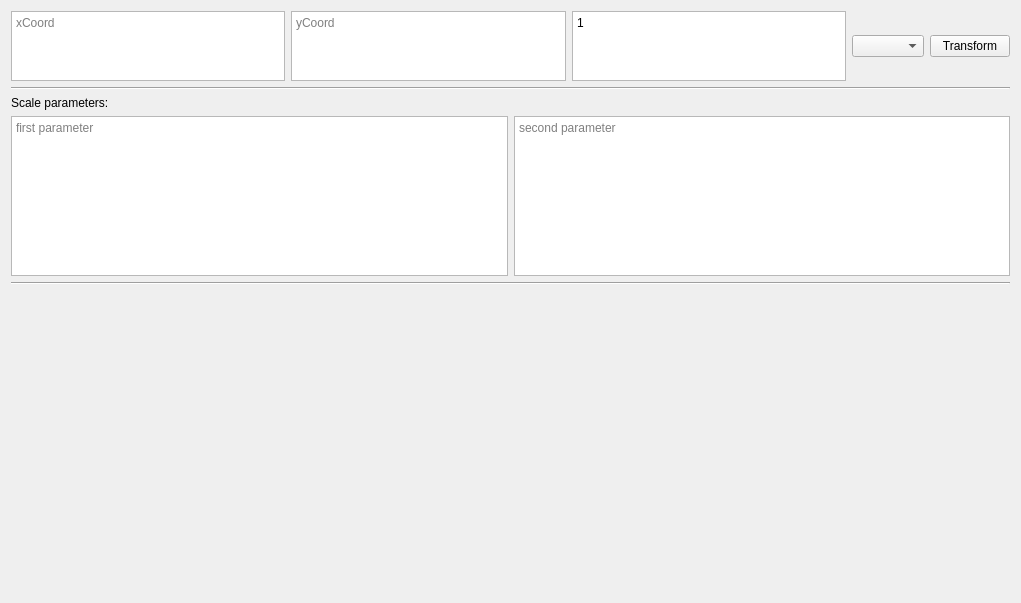
First picture: the form in rc/ui/TransformationWidget.ui, repository tetricas/CVlabs, before the edit.
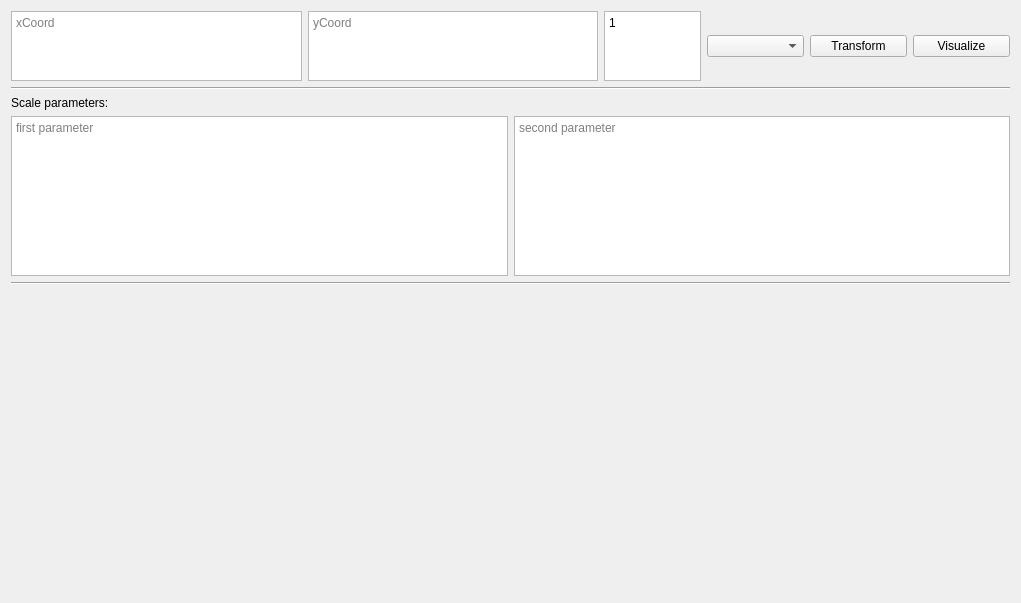
Second picture: the form after the edit.

What changed in the file:
```diff
--- a/rc/ui/TransformationWidget.ui
+++ b/rc/ui/TransformationWidget.ui
@@ -17,7 +17,7 @@
    <item>
     <layout class="QVBoxLayout" name="verticalLayout" stretch="5,0,30,0,50">
      <item>
-      <layout class="QHBoxLayout" name="inputLayout">
+      <layout class="QHBoxLayout" name="inputLayout" stretch="30,30,10,10,10,10">
        <item>
         <widget class="QPlainTextEdit" name="xCoordEdit">
          <property name="placeholderText">
@@ -56,6 +56,13 @@
          </property>
         </widget>
        </item>
+       <item>
+        <widget class="QPushButton" name="visualizeBtn">
+         <property name="text">
+          <string>Visualize</string>
+         </property>
+        </widget>
+       </item>
       </layout>
      </item>
      <item>
```
